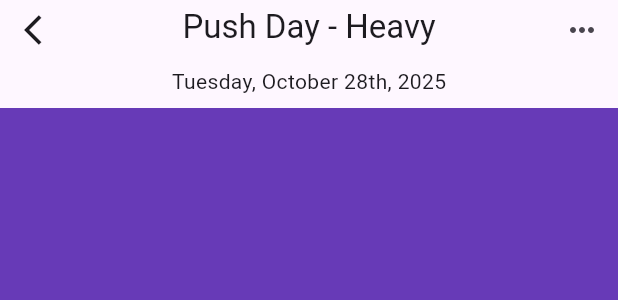
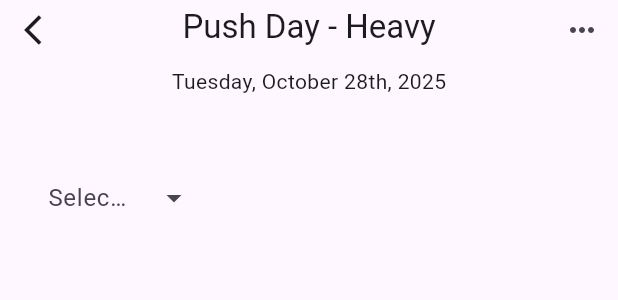
Before and after one commit to Tsames/lograt, a Flutter app: the WorkoutListTile widget shown alone on an empty page, opened directly with sample values from the repository, after a tap on "Push Day - Heavy", on a phone screen of 412 x 824 dp. Shown: the top 300 px of the screen. Run offline on Flutter 3.47's test engine with Material 3 defaults, Android fonts, the phone set to English and light mode, and no system bars; our stand-ins replace flutter_riverpod, sqflite; missing offline and left inert: sqflite_migration; accounts and stored records are empty.

Commit message:
Added crude exercise type dropdown selection to workout log page

```diff
--- a/app/lib/app.dart
+++ b/app/lib/app.dart
@@ -1,5 +1,5 @@
 import 'package:flutter/material.dart';
-import 'package:lograt/presentation/home.dart';
+import 'package:lograt/presentation/screens/home.dart';
 
 class App extends StatelessWidget {
   const App({super.key});
--- a/app/lib/data/entities/exercise.dart
+++ b/app/lib/data/entities/exercise.dart
@@ -16,10 +16,6 @@ class Exercise {
     required this.sets,
     this.notes,
   });
-
-  // double get totalVolume {
-  //   return sets.fold(0.0, (sum, set) => sum + set.volume);
-  // }
 
   int get totalReps {
     return sets.fold(0, (sum, set) => sum + set.reps);
--- a/app/lib/data/entities/workout.dart
+++ b/app/lib/data/entities/workout.dart
@@ -8,6 +8,8 @@ class Workout {
   final List<Exercise> exercises;
 
   const Workout(this.name, this.createdOn, this.exercises, {this.id});
+
+  Workout.empty() : this("", DateTime.now(), const []);
 
   Workout copyWith({
     int? id,
--- a/app/lib/data/usecases/get_all_exercise_types_usecase.dart
+++ b/app/lib/data/usecases/get_all_exercise_types_usecase.dart
@@ -1,10 +1,10 @@
 import '../entities/exercise_type.dart';
 import '../repositories/workout_repository.dart';
 
-class GetAllExerciseTypesUsecase {
+class GetExerciseTypesUsecase {
   final WorkoutRepository _repository;
 
-  GetAllExerciseTypesUsecase(this._repository);
+  GetExerciseTypesUsecase(this._repository);
 
   Future<List<ExerciseType>> call() async {
     return await _repository.getAllExerciseTypes();
--- /dev/null
+++ b/app/lib/presentation/screens/workout_log/record_exercise_type_widget.dart
@@ -0,0 +1,28 @@
+import 'package:flutter/material.dart';
+import 'package:flutter_riverpod/flutter_riverpod.dart';
+import 'package:lograt/presentation/screens/workout_log/view_model/workout_log_notifier.dart';
+
+import '../../../data/entities/exercise_type.dart';
+
+class RecordExerciseTypeWidget extends ConsumerWidget {
+  const RecordExerciseTypeWidget({super.key});
+
+  @override
+  Widget build(BuildContext context, WidgetRef ref) {
+    final exerciseTypes = ref.watch(
+      workoutLogProvider.select((state) => state.exerciseTypes),
+    );
+    return DropdownMenu<ExerciseType?>(
+      hintText: "Select an exercise",
+      dropdownMenuEntries: exerciseTypes.map((exerciseType) {
+        return DropdownMenuEntry(value: exerciseType, label: exerciseType.name);
+      }).toList(),
+      inputDecorationTheme: const InputDecorationTheme(
+        border: InputBorder.none,
+      ),
+      menuStyle: MenuStyle(alignment: Alignment.bottomLeft),
+      // Todo: update state based on selection
+      // onSelected: () {},
+    );
+  }
+}
--- a/app/lib/presentation/screens/workout_log/workout_log.dart
+++ /dev/null
@@ -1,13 +0,0 @@
-import 'package:flutter/material.dart';
-import 'package:lograt/presentation/screens/workout_log/workout_log_state.dart';
-
-import '../../../data/entities/workout.dart';
-
-class WorkoutLog extends StatefulWidget {
-  final Workout workout;
-
-  const WorkoutLog(this.workout, {super.key});
-
-  @override
-  State<WorkoutLog> createState() => WorkoutLogState();
-}
--- a/app/lib/presentation/screens/workout_log/workout_log_state.dart
+++ /dev/null
@@ -1,28 +0,0 @@
-import 'package:flutter/material.dart';
-import 'package:lograt/presentation/screens/workout_log/workout_log.dart';
-import 'package:lograt/util/extensions/human_friendly_date_format.dart';
-
-class WorkoutLogState extends State<WorkoutLog> {
-  @override
-  Widget build(BuildContext context) {
-    return Scaffold(
-      appBar: AppBar(
-        title: Text(widget.workout.name),
-        leading: IconButton(
-          onPressed: () => Navigator.pop(context),
-          icon: Icon(Icons.arrow_back_ios),
-        ),
-        centerTitle: true,
-        bottom: PreferredSize(
-          preferredSize: Size.fromHeight(16),
-          child: Padding(
-            padding: EdgeInsets.symmetric(vertical: 8),
-            child: Text(widget.workout.createdOn.toHumanFriendlyFormat()),
-          ),
-        ),
-        actions: [IconButton(onPressed: () {}, icon: Icon(Icons.more_horiz))],
-      ),
-      body: Container(decoration: BoxDecoration(color: Colors.deepPurple)),
-    );
-  }
-}
--- /dev/null
+++ b/app/lib/presentation/screens/workout_log/workout_log_widget.dart
@@ -0,0 +1,38 @@
+import 'package:flutter/material.dart';
+import 'package:flutter_riverpod/flutter_riverpod.dart';
+import 'package:lograt/presentation/screens/workout_log/record_exercise_type_widget.dart';
+import 'package:lograt/util/extensions/human_friendly_date_format.dart';
+
+import '../../../data/entities/workout.dart';
+
+class WorkoutLogWidget extends ConsumerWidget {
+  final Workout workout;
+
+  const WorkoutLogWidget(this.workout, {super.key});
+
+  @override
+  Widget build(BuildContext context, WidgetRef ref) {
+    return Scaffold(
+      appBar: AppBar(
+        title: Text(workout.name),
+        leading: IconButton(
+          onPressed: () => Navigator.pop(context),
+          icon: Icon(Icons.arrow_back_ios),
+        ),
+        centerTitle: true,
+        bottom: PreferredSize(
+          preferredSize: Size.fromHeight(16),
+          child: Padding(
+            padding: EdgeInsets.symmetric(vertical: 8),
+            child: Text(workout.createdOn.toHumanFriendlyFormat()),
+          ),
+        ),
+        actions: [IconButton(onPressed: () {}, icon: Icon(Icons.more_horiz))],
+      ),
+      body: Padding(
+        padding: const EdgeInsets.symmetric(horizontal: 32, vertical: 32),
+        child: Column(children: [RecordExerciseTypeWidget()]),
+      ),
+    );
+  }
+}
--- a/app/lib/presentation/widgets/workout_list_tile.dart
+++ b/app/lib/presentation/widgets/workout_list_tile.dart
@@ -2,7 +2,7 @@ import 'package:flutter/material.dart';
 import 'package:lograt/util/extensions/human_friendly_date_format.dart';
 
 import '../../data/entities/workout.dart';
-import '../screens/workout_log/workout_log.dart';
+import '../screens/workout_log/workout_log_widget.dart';
 
 class WorkoutListTile extends StatelessWidget {
   final Workout workoutData;
@@ -21,7 +21,9 @@ class WorkoutListTile extends StatelessWidget {
       onTap: () {
         Navigator.push(
           context,
-          MaterialPageRoute(builder: (context) => WorkoutLog(workoutData)),
+          MaterialPageRoute(
+            builder: (context) => WorkoutLogWidget(workoutData),
+          ),
         );
       },
     );
```
Also changed, not shown: app/lib/data/providers.dart (+6 -6 lines), app/lib/presentation/screens/workout_log/view_model/workout_log_notifier.dart (added, +34 -0 lines), app/lib/presentation/screens/workout_log/view_model/workout_log_notifier_state.dart (added, +35 -0 lines), app/lib/presentation/screens/home.dart (renamed from app/lib/presentation/home.dart).
